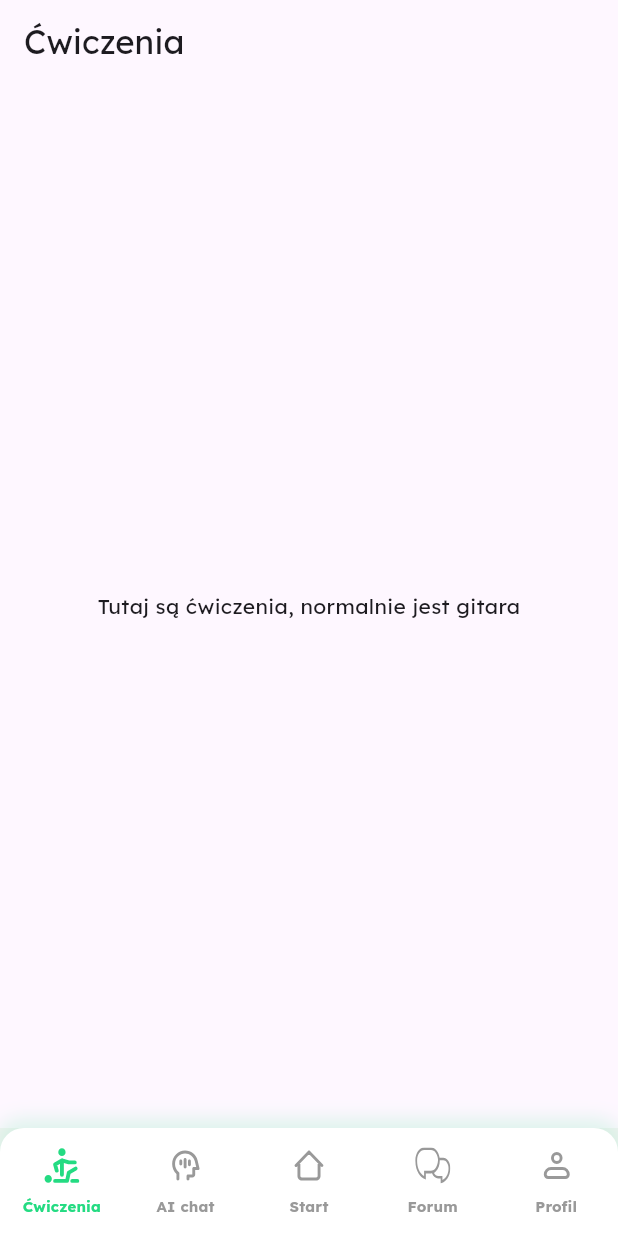
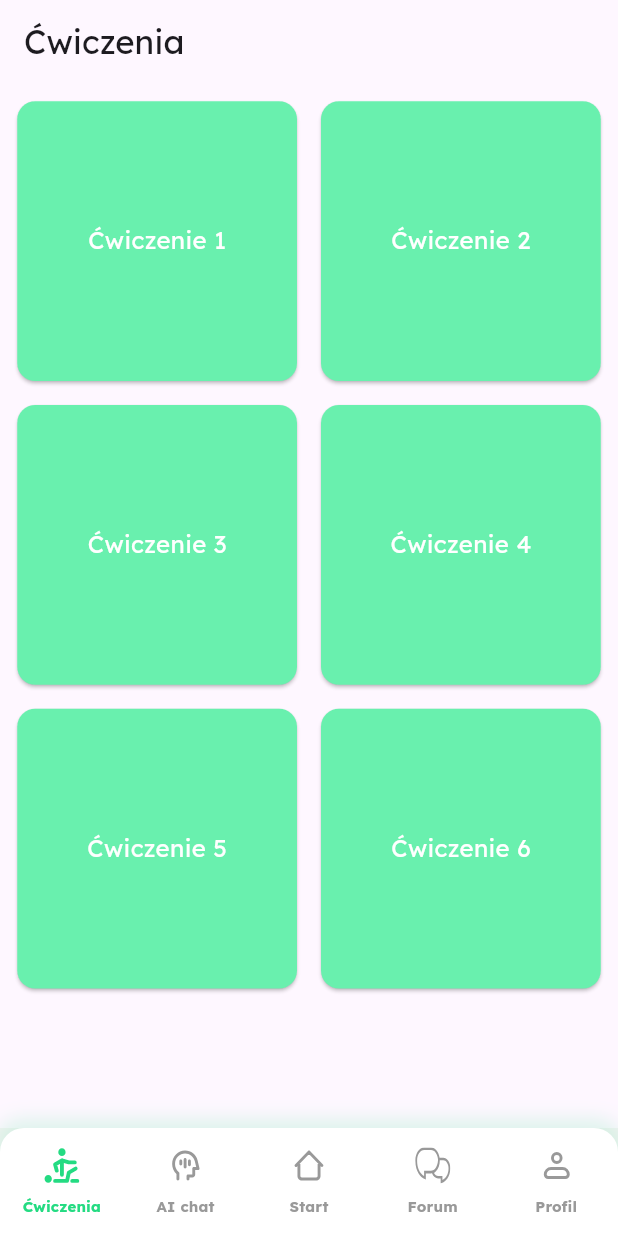
Before and after one commit to xSmilO/JakSieMasz, a Flutter app: the ExcercisesScreen screen opened by its route, on a phone screen of 412 x 824 dp. Run offline on Flutter 3.47's test engine with Material 3 defaults, Android fonts, the light colour scheme and no system bars; our stand-ins replace flutter_svg, go_router.

Commit message:
basic excercises layout

```diff
--- a/lib/UI/Excercises/excercises_screen.dart
+++ b/lib/UI/Excercises/excercises_screen.dart
@@ -1,16 +1,56 @@
 import 'package:flutter/material.dart';
+import 'package:jak_sie_masz/UI/Excercises/viewmodels/excercises_viewmodel.dart';
+import 'package:provider/provider.dart';
+import 'excercise_details_screen.dart';
+import 'viewmodels/excercises_viewmodel.dart';
 
 class ExcercisesScreen extends StatelessWidget {
   const ExcercisesScreen({super.key});
+  final int containersCount = 6;
 
   @override
   Widget build(BuildContext context) {
     return Scaffold(
       appBar: AppBar(
-        title: Text("Ćwiczenia"),
+        title: const Text("Ćwiczenia"),
       ),
-      body: Center(
-        child: Text("Tutaj są ćwiczenia, normalnie jest gitara"),
+      body: Padding(
+        padding: const EdgeInsets.all(7.5),
+        child: GridView.builder(
+          gridDelegate: const SliverGridDelegateWithFixedCrossAxisCount(
+            crossAxisCount: 2,
+            crossAxisSpacing: 8,
+            mainAxisSpacing: 8,
+            childAspectRatio: 1,
+          ),
+          itemCount: containersCount,
+          itemBuilder: (context, index) {
+            return GestureDetector(
+              onTap: () {
+                Provider.of<ExcercisesViewModel>(context, listen: false)
+                  .setExcerciseNumber(index + 1);
+                Navigator.push(
+                  context,
+                  MaterialPageRoute(
+                    builder: (context) => const ExcerciseDetailsScreen(),
+                  ),
+                );
+              },
+              child: Card(
+                color: Colors.greenAccent,
+                shape: RoundedRectangleBorder(
+                  borderRadius: BorderRadius.circular(12),
+                ),
+                child: Center(
+                  child: Text(
+                    'Ćwiczenie ${index + 1}',
+                    style: const TextStyle(color: Colors.white, fontSize: 16),
+                  ),
+                ),
+              ),
+            );
+          },
+        ),
       ),
     );
   }
--- /dev/null
+++ b/lib/UI/Excercises/viewmodels/excercises_viewmodel.dart
@@ -0,0 +1,12 @@
+import 'package:flutter/material.dart';
+
+class ExcercisesViewModel extends ChangeNotifier {
+  int _excerciseNumber = 0;
+
+  int get excerciseNumber => _excerciseNumber;
+
+  void setExcerciseNumber(int number) {
+    _excerciseNumber = number;
+    notifyListeners();
+  }
+}
--- a/lib/main.dart
+++ b/lib/main.dart
@@ -3,11 +3,11 @@ import 'package:jak_sie_masz/Data/navigation_service.dart';
 import 'package:jak_sie_masz/Data/rate_slider_repository.dart';
 import 'package:jak_sie_masz/Data/user_repository.dart';
 import 'package:jak_sie_masz/Styles/styles.dart';
+import 'package:jak_sie_masz/UI/Excercises/viewmodels/excercises_viewmodel.dart';
 import 'package:jak_sie_masz/UI/Home/viewmodels/rate_slider_viewmodel.dart';
 import 'package:jak_sie_masz/UI/Profile/viewmodels/profile_viewmodel.dart';
 import 'package:jak_sie_masz/UI/Shared/widgets/viewmodels/navigation_viewmodel.dart';
 import 'package:provider/provider.dart';
-
 import 'routing/router.dart';
 
 void main() {
@@ -33,6 +33,9 @@ void main() {
           create: (context) =>
               RateSliderViewmodel(rateSliderRepository: context.read()),
         ),
+        ChangeNotifierProvider(
+          create: (context) => ExcercisesViewModel(),
+        ),
       ],
       child: MainApp(),
     ),
```
Also changed, not shown: lib/UI/Excercises/data/excercises_data.json (added, +8 -0 lines), lib/UI/Excercises/excercise_details_screen.dart (added, +27 -0 lines), 125 other files.
